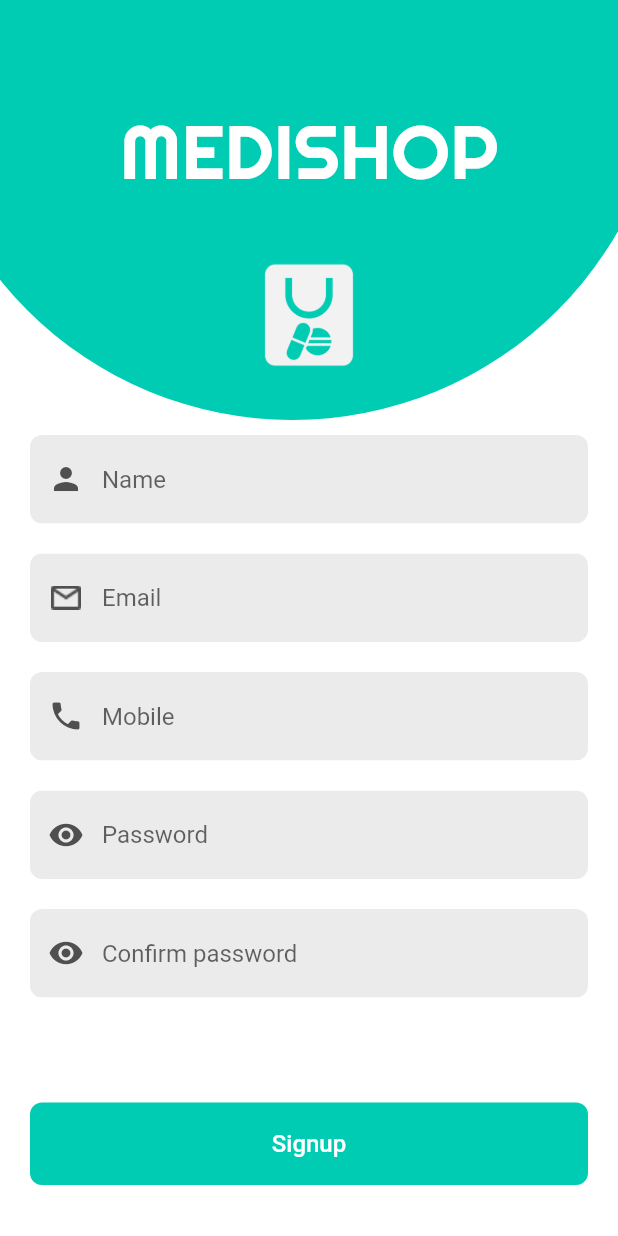
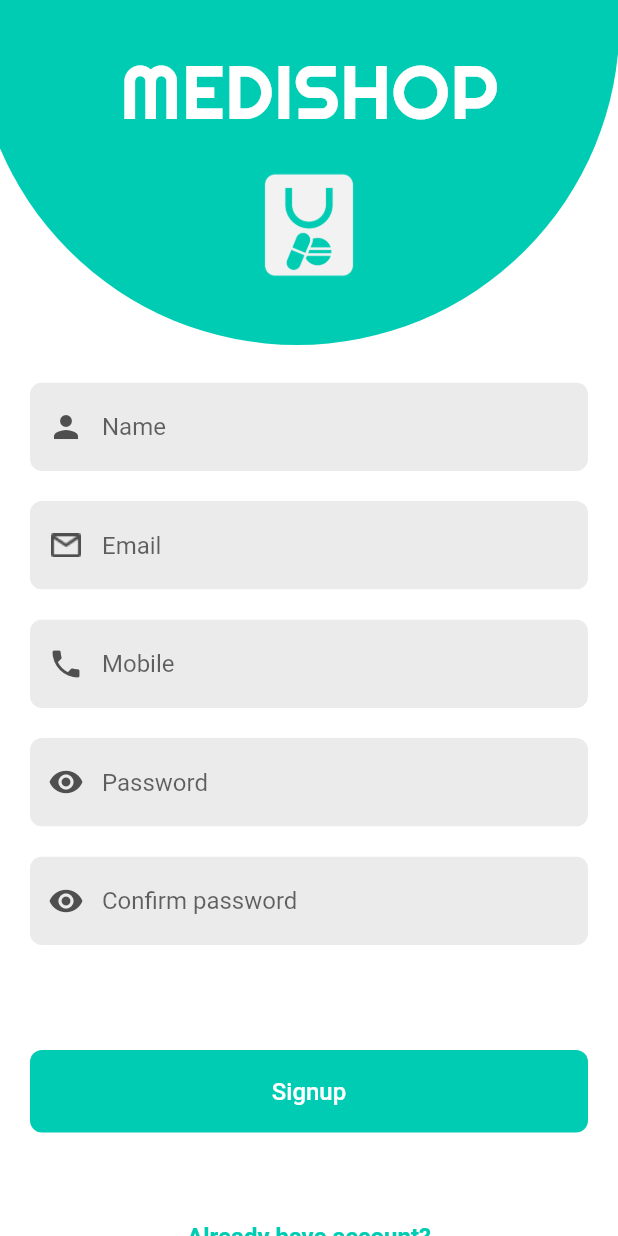
Before and after one commit to iamsureshsharma/medishop, a Flutter app: the screen it shows after launch, after a tap on an icon or button, on a phone screen of 412 x 824 dp. Run offline on Flutter 3.47's test engine with Material 2 defaults, Android fonts, the phone set to English and light mode, and no system bars; our stand-ins replace google_fonts.

```diff
--- a/lib/main.dart
+++ b/lib/main.dart
@@ -1,10 +1,12 @@
 import 'package:flutter/material.dart';
+import 'package:flutter/services.dart';
 import 'package:medishop/src/provider/store.dart';
 import 'package:medishop/src/screens/splash_screen/splash_screen.dart';
 import 'package:medishop/src/utils/const.dart';
 import 'package:provider/provider.dart';
 
 void main() {
+  SystemChrome.setSystemUIOverlayStyle(SystemUiOverlayStyle(statusBarColor: primaryColor));
   runApp(MyApp());
 }
 
--- a/lib/src/screens/login/login.dart
+++ b/lib/src/screens/login/login.dart
@@ -1,6 +1,7 @@
 import 'dart:async';
 
 import 'package:flutter/material.dart';
+import 'package:flutter/rendering.dart';
 import 'package:google_fonts/google_fonts.dart';
 import 'package:medishop/src/mixins/validation.dart';
 import 'package:medishop/src/provider/store.dart';
@@ -35,11 +36,17 @@ class _LoginScreenState extends State<LoginScreen> with ValidationMixin {
 
   String email;
 
+  double containerHeight = 430;
+  double containerWidth = 500;
+  double iconSize = 100;
+  double textSize = 50;
+  final ScrollController _scrollController = ScrollController();
+
   @override
   void initState() {
     super.initState();
     AppState initProvider = Provider.of<AppState>(context, listen: false);
-    initProvider.setAutoValidate(false);
+    initProvider.setAutoValidate(false, willNotify: false);
   }
 
   @override
@@ -59,13 +66,33 @@ class _LoginScreenState extends State<LoginScreen> with ValidationMixin {
                 color: Colors.white,
               ),
               Container(
-                margin: EdgeInsets.only(top: 280),
+                margin: EdgeInsets.only(top: 230),
+                child: NotificationListener(
+                  onNotification: (scrollNotification) {
+                    if (_scrollController.position.userScrollDirection == ScrollDirection.reverse) {
+                      setState(() {
+                        containerHeight = 400;
+                        iconSize = 70;
+                        textSize = 40;
+                      });
+                    } else if (_scrollController.position.userScrollDirection == ScrollDirection.forward) {
+                      setState(() {
+                        containerHeight = 430;
+                        containerWidth = 500;
+                        iconSize = 100;
+                        textSize = 50;
+                      });
+                    }
+                    return true;
+                  },
                   child: SingleChildScrollView(
+                    controller: _scrollController,
                     physics: BouncingScrollPhysics(),
                     child: Form(
                       key: formKey,
                       child: Column(
                         children: [
+                          SizedBox(height: 15),
                           Container(
                             margin: EdgeInsets.symmetric(horizontal: 20, vertical: 10),
                             child: ClipRRect(
@@ -200,27 +227,28 @@ class _LoginScreenState extends State<LoginScreen> with ValidationMixin {
                     ),
                   ),
                 ),
+              ),
               Positioned(
-                top: -70,
-                left: -55,
-                right: -20,
+                top: -200,
+                left: -53,
                 child: SingleChildScrollView(
                   scrollDirection: Axis.horizontal,
                   physics: NeverScrollableScrollPhysics(),
                   child: Container(
-                    height: 350,
-                    width: 500,
-                    decoration: BoxDecoration(borderRadius: BorderRadius.only(bottomLeft: Radius.circular(250), bottomRight: Radius.circular(250)), color: primaryColor),
+                    height: containerHeight,
+                    width: containerWidth,
+                    decoration: BoxDecoration(shape: BoxShape.circle, color: primaryColor),
                   ),
                 ),
               ),
               Positioned(
-                top: 160,
+                top: 100,
                 left: 0,
                 right: 0,
-                child: Image.asset('assets/icons/logo.png', height: 100, width: 100),
+                child: Image.asset('assets/icons/logo.png', height: iconSize, width: iconSize),
               ),
-              Positioned(top: 70, left: 0, right: 0, child: Text(appName, textAlign: TextAlign.center, style: GoogleFonts.righteous(fontSize: 50, fontWeight: FontWeight.w400, color: Colors.white))),
+              Positioned(
+                  top: 30, left: 0, right: 0, child: Text(appName, textAlign: TextAlign.center, style: GoogleFonts.righteous(fontSize: textSize, fontWeight: FontWeight.w400, color: Colors.white))),
               provider.isLoading ? Center(child: CircularProgressIndicator()) : Container(),
             ],
           ),
--- a/lib/src/screens/signup/signup.dart
+++ b/lib/src/screens/signup/signup.dart
@@ -1,6 +1,7 @@
 import 'dart:async';
 
 import 'package:flutter/material.dart';
+import 'package:flutter/rendering.dart';
 import 'package:google_fonts/google_fonts.dart';
 import 'package:medishop/src/mixins/validation.dart';
 import 'package:medishop/src/provider/store.dart';
@@ -40,11 +41,17 @@ class _SignupScreenState extends State<SignupScreen> with ValidationMixin {
 
   FocusNode confirmpasswordNode = FocusNode();
 
+  double continerHeight = 430;
+  double continerWidth = 500;
+  double iconSize = 100;
+  double textSize = 50;
+  final ScrollController _scrollController = ScrollController();
+
   @override
   void initState() {
     super.initState();
     AppState initProvider = Provider.of<AppState>(context, listen: false);
-    initProvider.setAutoValidate(false);
+    initProvider.setAutoValidate(false, willNotify: false);
   }
 
   @override
@@ -64,13 +71,33 @@ class _SignupScreenState extends State<SignupScreen> with ValidationMixin {
                 color: Colors.white,
               ),
               Container(
-                margin: EdgeInsets.only(top: 280),
+                margin: EdgeInsets.only(top: 230),
+                child: NotificationListener<ScrollNotification>(
+                  onNotification: (scrollNotification) {
+                    if (_scrollController.position.userScrollDirection == ScrollDirection.reverse) {
+                      setState(() {
+                        continerHeight = 400;
+                        iconSize = 70;
+                        textSize = 40;
+                      });
+                    } else if (_scrollController.position.userScrollDirection == ScrollDirection.forward) {
+                      setState(() {
+                        continerHeight = 430;
+                        continerWidth = 500;
+                        iconSize = 100;
+                        textSize = 50;
+                      });
+                    }
+                    return true;
+                  },
                   child: SingleChildScrollView(
+                    controller: _scrollController,
                     physics: BouncingScrollPhysics(),
                     child: Form(
                       key: formKey,
                       child: Column(
                         children: [
+                          SizedBox(height: 15),
                           Container(
                             margin: EdgeInsets.symmetric(horizontal: 20, vertical: 10),
                             child: ClipRRect(
@@ -340,27 +367,29 @@ class _SignupScreenState extends State<SignupScreen> with ValidationMixin {
                     ),
                   ),
                 ),
+              ),
               Positioned(
-                top: -70,
-                left: -55,
-                right: -20,
+                top: -200,
+                left: -52,
                 child: SingleChildScrollView(
                   scrollDirection: Axis.horizontal,
                   physics: NeverScrollableScrollPhysics(),
-                  child: Container(
-                    height: 350,
-                    width: 500,
-                    decoration: BoxDecoration(borderRadius: BorderRadius.only(bottomLeft: Radius.circular(250), bottomRight: Radius.circular(250)), color: primaryColor),
+                  child: AnimatedContainer(
+                    duration: Duration(milliseconds: 250),
+                    height: continerHeight,
+                    width: continerWidth,
+                    decoration: BoxDecoration(shape: BoxShape.circle, color: primaryColor),
                   ),
                 ),
               ),
               Positioned(
-                top: 160,
+                top: 100,
                 left: 0,
                 right: 0,
-                child: Image.asset('assets/icons/logo.png', height: 100, width: 100),
+                child: Image.asset('assets/icons/logo.png', height: iconSize, width: iconSize),
               ),
-              Positioned(top: 70, left: 0, right: 0, child: Text(appName, textAlign: TextAlign.center, style: GoogleFonts.righteous(fontSize: 50, fontWeight: FontWeight.w400, color: Colors.white))),
+              Positioned(
+                  top: 30, left: 0, right: 0, child: Text(appName, textAlign: TextAlign.center, style: GoogleFonts.righteous(fontSize: textSize, fontWeight: FontWeight.w400, color: Colors.white))),
               provider.isLoading ? Center(child: CircularProgressIndicator()) : Container(),
             ],
           ),
```
Also changed, not shown: lib/src/screens/product_list/productList.dart (+51 -16 lines). Lines whose indentation alone changed are shown as unchanged.
